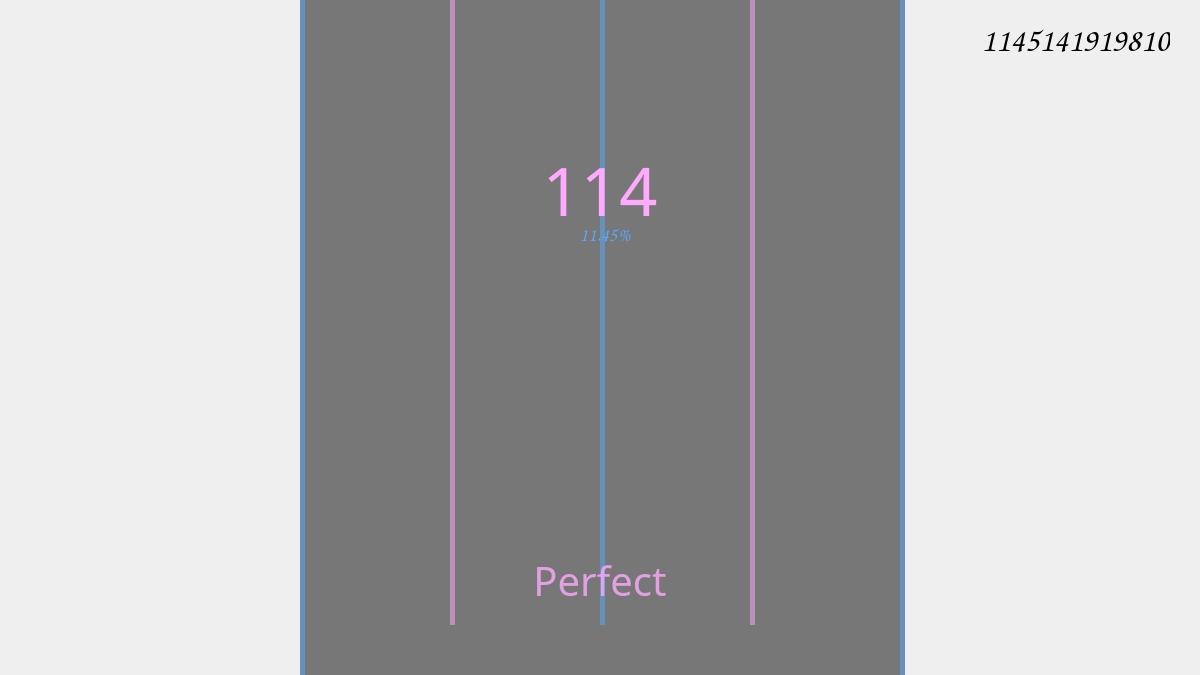
Old version of the form ui/PlayWidget.ui in the repository njdldkl666699/Melody.
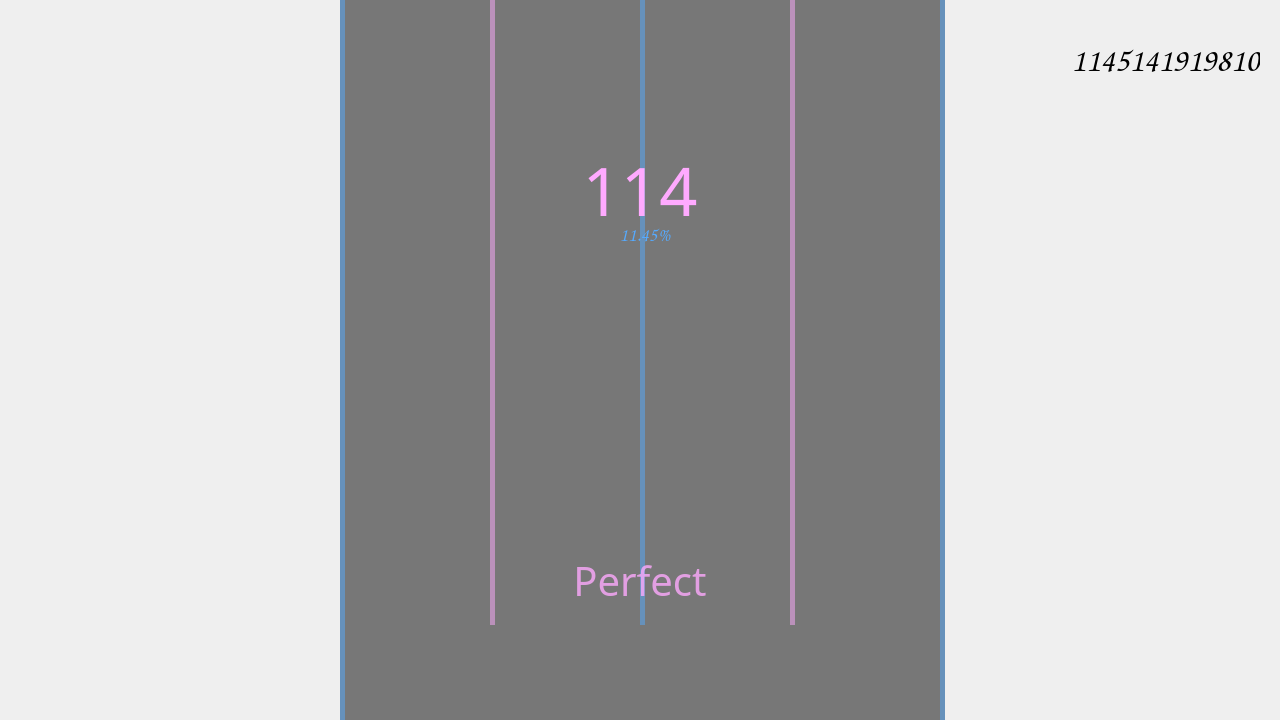
New version of the form. Icons and pictures are not drawn.

What changed in the file:
```diff
--- a/ui/PlayWidget.ui
+++ b/ui/PlayWidget.ui
@@ -6,26 +6,26 @@
    <rect>
     <x>0</x>
     <y>0</y>
-    <width>1200</width>
-    <height>675</height>
+    <width>1280</width>
+    <height>720</height>
    </rect>
   </property>
   <property name="sizePolicy">
-   <sizepolicy hsizetype="Fixed" vsizetype="Fixed">
+   <sizepolicy hsizetype="Preferred" vsizetype="Preferred">
     <horstretch>0</horstretch>
     <verstretch>0</verstretch>
    </sizepolicy>
   </property>
   <property name="minimumSize">
    <size>
-    <width>1200</width>
-    <height>675</height>
+    <width>1280</width>
+    <height>720</height>
    </size>
   </property>
   <property name="maximumSize">
    <size>
-    <width>1200</width>
-    <height>675</height>
+    <width>1280</width>
+    <height>720</height>
    </size>
   </property>
   <property name="windowTitle">
@@ -34,8 +34,8 @@
   <widget class="QPushButton" name="pushButton_pause">
    <property name="geometry">
     <rect>
-     <x>20</x>
-     <y>20</y>
+     <x>40</x>
+     <y>40</y>
      <width>64</width>
      <height>64</height>
     </rect>
@@ -81,8 +81,8 @@
   <widget class="QPushButton" name="pushButton_end">
    <property name="geometry">
     <rect>
-     <x>120</x>
-     <y>20</y>
+     <x>144</x>
+     <y>40</y>
      <width>64</width>
      <height>64</height>
     </rect>
@@ -124,8 +124,8 @@
     <rect>
      <x>0</x>
      <y>0</y>
-     <width>1200</width>
-     <height>675</height>
+     <width>1280</width>
+     <height>720</height>
     </rect>
    </property>
    <property name="sizePolicy">
@@ -136,14 +136,14 @@
    </property>
    <property name="minimumSize">
     <size>
-     <width>1200</width>
-     <height>675</height>
+     <width>1280</width>
+     <height>720</height>
     </size>
    </property>
    <property name="maximumSize">
     <size>
-     <width>1200</width>
-     <height>675</height>
+     <width>1280</width>
+     <height>720</height>
     </size>
    </property>
    <property name="text">
@@ -153,10 +153,10 @@
   <widget class="Line" name="verticalLine_0">
    <property name="geometry">
     <rect>
-     <x>300</x>
+     <x>340</x>
      <y>0</y>
      <width>5</width>
-     <height>675</height>
+     <height>720</height>
     </rect>
    </property>
    <property name="sizePolicy">
@@ -168,13 +168,13 @@
    <property name="minimumSize">
     <size>
      <width>5</width>
-     <height>675</height>
+     <height>720</height>
     </size>
    </property>
    <property name="maximumSize">
     <size>
      <width>5</width>
-     <height>675</height>
+     <height>720</height>
     </size>
    </property>
    <property name="styleSheet">
@@ -196,7 +196,7 @@
   <widget class="Line" name="verticalLine_1">
    <property name="geometry">
     <rect>
-     <x>450</x>
+     <x>490</x>
      <y>0</y>
      <width>5</width>
      <height>625</height>
@@ -236,7 +236,7 @@
   <widget class="Line" name="verticalLine_2">
    <property name="geometry">
     <rect>
-     <x>600</x>
+     <x>640</x>
      <y>0</y>
      <width>5</width>
      <height>625</height>
@@ -276,7 +276,7 @@
   <widget class="Line" name="verticalLine_3">
    <property name="geometry">
     <rect>
-     <x>750</x>
+     <x>790</x>
      <y>0</y>
      <width>5</width>
      <height>625</height>
@@ -316,10 +316,10 @@
   <widget class="Line" name="verticalLine_4">
    <property name="geometry">
     <rect>
-     <x>900</x>
+     <x>940</x>
      <y>0</y>
      <width>5</width>
-     <height>675</height>
+     <height>720</height>
     </rect>
    </property>
    <property name="sizePolicy">
@@ -331,13 +331,13 @@
    <property name="minimumSize">
     <size>
      <width>5</width>
-     <height>675</height>
+     <height>720</height>
     </size>
    </property>
    <property name="maximumSize">
     <size>
      <width>5</width>
-     <height>675</height>
+     <height>720</height>
     </size>
    </property>
    <property name="styleSheet">
@@ -359,22 +359,22 @@
   <widget class="QLabel" name="label_trackPanelBackground">
    <property name="geometry">
     <rect>
-     <x>300</x>
+     <x>340</x>
      <y>0</y>
      <width>605</width>
-     <height>675</height>
+     <height>720</height>
     </rect>
    </property>
    <property name="minimumSize">
     <size>
      <width>605</width>
-     <height>675</height>
+     <height>720</height>
     </size>
    </property>
    <property name="maximumSize">
     <size>
      <width>605</width>
-     <height>675</height>
+     <height>720</height>
     </size>
    </property>
    <property name="styleSheet">
@@ -390,7 +390,7 @@
   <widget class="QLabel" name="judgeline">
    <property name="geometry">
     <rect>
-     <x>305</x>
+     <x>345</x>
      <y>625</y>
      <width>595</width>
      <height>15</height>
@@ -421,8 +421,8 @@
   <widget class="QLabel" name="label_score">
    <property name="geometry">
     <rect>
-     <x>930</x>
-     <y>0</y>
+     <x>1020</x>
+     <y>20</y>
      <width>240</width>
      <height>80</height>
     </rect>
@@ -460,7 +460,7 @@
   <widget class="QLabel" name="label_combo">
    <property name="geometry">
     <rect>
-     <x>500</x>
+     <x>540</x>
      <y>150</y>
      <width>200</width>
      <height>80</height>
@@ -494,7 +494,7 @@
   <widget class="QLabel" name="label_acc">
    <property name="geometry">
     <rect>
-     <x>555</x>
+     <x>595</x>
      <y>220</y>
      <width>100</width>
      <height>30</height>
@@ -519,7 +519,7 @@
   <widget class="QLabel" name="label_comment">
    <property name="geometry">
     <rect>
-     <x>525</x>
+     <x>565</x>
      <y>550</y>
      <width>150</width>
      <height>60</height>
```
